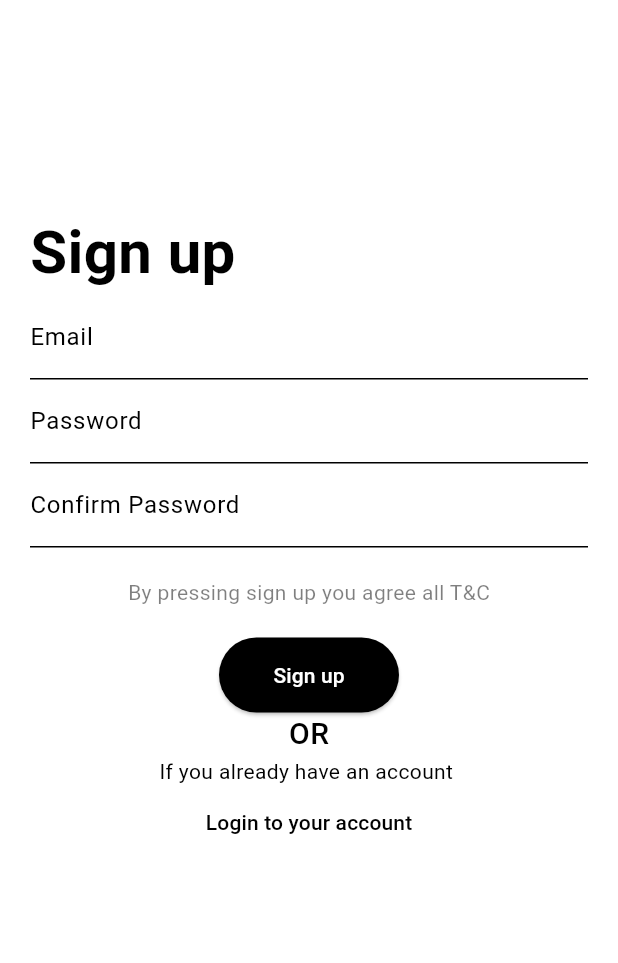
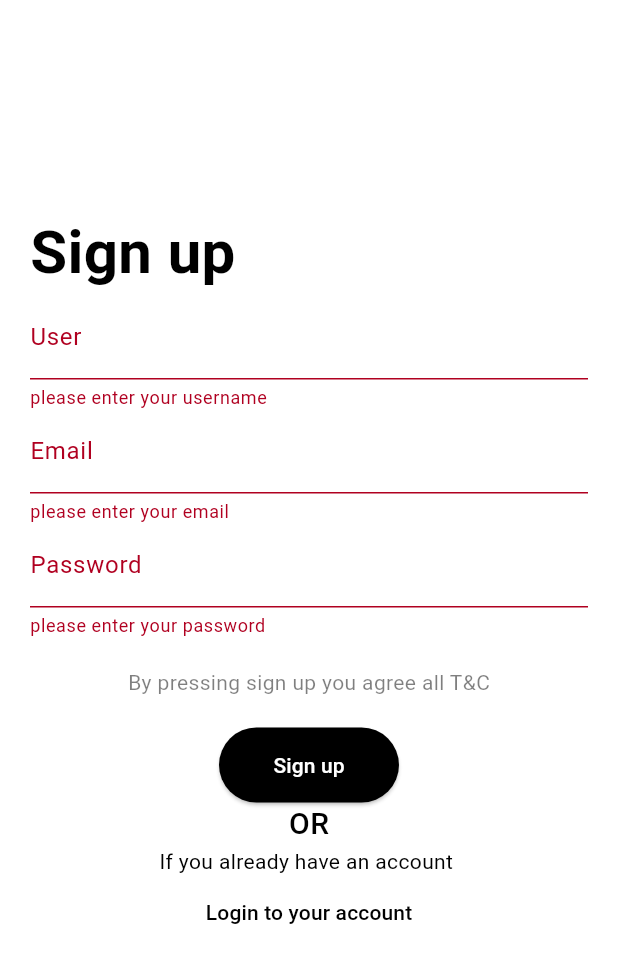
Before and after one commit to aashiqroshan/Beatz_app, a Flutter app: the SignUp screen opened directly, after a tap on "Sign up", on a phone screen of 412 x 824 dp. Shown: the top 963 px of the screen. Run offline on Flutter 3.47's test engine with Material 3 defaults, Android fonts, the phone set to English and light mode, and no system bars; our stand-ins replace audioplayers, firebase_auth, firebase_core; accounts and stored records are empty.

Commit message:
login validation

```diff
--- a/lib/main.dart
+++ b/lib/main.dart
@@ -18,7 +18,7 @@ void main() async {
         create: (context) => PlaylistProvider(),
       )
     ],
-    child: MyApp(),
+    child: const MyApp(),
   ));
 }
 
--- a/lib/user_auth/firebase_authfunction.dart
+++ b/lib/models/firebase_auth_services.dart
@@ -2,27 +2,24 @@ import 'package:firebase_auth/firebase_auth.dart';
 
 class FirebaseAuthService {
   FirebaseAuth _auth = FirebaseAuth.instance;
-
-  Future<User?> signUpWithEmailAndPassword(
-      String email, String password) async {
+  Future<User?> signUpWithEmailPassword(String email, String password) async {
     try {
       UserCredential credential = await _auth.createUserWithEmailAndPassword(
           email: email, password: password);
       return credential.user;
     } catch (e) {
-      print('error occured');
+      print('some error occured');
     }
     return null;
   }
 
-  Future<User?> SigninInwithEmailAndPassword(
-      String email, String password) async {
+  Future<User?> signInWithEmailPassword(String email, String password) async {
     try {
       UserCredential credential = await _auth.signInWithEmailAndPassword(
           email: email, password: password);
       return credential.user;
     } catch (e) {
-      print('error occured');
+      print('some error occured');
     }
     return null;
   }
--- a/lib/pages/signup.dart
+++ b/lib/pages/signup.dart
@@ -1,8 +1,8 @@
+import 'package:beatz_musicplayer/models/firebase_auth_services.dart';
 import 'package:beatz_musicplayer/pages/Homepage.dart';
-import 'package:beatz_musicplayer/user_auth/firebase_authfunction.dart';
+import 'package:beatz_musicplayer/models/firebase_auth_services.dart';
 import 'package:flutter/material.dart';
 import 'package:firebase_auth/firebase_auth.dart';
-import 'package:firebase_core/firebase_core.dart';
 
 class SignUp extends StatefulWidget {
   const SignUp({super.key});
@@ -12,16 +12,17 @@ class SignUp extends StatefulWidget {
 }
 
 class _SignUpState extends State<SignUp> {
-  FirebaseAuthService _auth = FirebaseAuthService();
+  final FirebaseAuthService _auth = FirebaseAuthService();
+  final _formKey = GlobalKey<FormState>();
   TextEditingController emailcontroller = TextEditingController();
   TextEditingController passcontroller = TextEditingController();
-  TextEditingController passagaincontroller = TextEditingController();
+  TextEditingController usercontroller = TextEditingController();
 
   @override
   void dispose() {
     emailcontroller.dispose();
     passcontroller.dispose();
-    passagaincontroller.dispose();
+    usercontroller.dispose();
     super.dispose();
   }
 
@@ -47,19 +48,50 @@ class _SignUpState extends State<SignUp> {
                   Spacer()
                 ],
               ),
-              TextField(
+              Form(
+                  key: _formKey,
+                  child: Column(
+                    children: [
+                      TextFormField(
+                        controller: usercontroller,
+                        decoration: const InputDecoration(labelText: 'User'),
+                        validator: (value) {
+                          if (value == null || value.isEmpty) {
+                            return 'please enter your username';
+                          }
+                          return null;
+                        },
+                      ),
+                      TextFormField(
                         controller: emailcontroller,
                         decoration: const InputDecoration(labelText: 'Email'),
+                        validator: (value) {
+                          if (value == null || value.isEmpty) {
+                            return 'please enter your email';
+                          }
+                          final emailRegex =
+                              RegExp(r'^[\w-\.]+@([\w-]+\.)+[\w-]{2,4}$');
+                          if (!emailRegex.hasMatch(value)) {
+                            return 'please enter a valid email';
+                          }
+                          return null;
+                        },
                       ),
-              TextField(
+                      TextFormField(
                         controller: passcontroller,
-                decoration: const InputDecoration(labelText: 'Password'),
+                        decoration:
+                            const InputDecoration(labelText: 'Password'),
+                        obscureText: true,
+                        validator: (value) {
+                          if (value == null || value.isEmpty) {
+                            return 'please enter your password';
+                          }
+
+                          return null;
+                        },
                       ),
-              TextField(
-                controller: passagaincontroller,
-                decoration:
-                    const InputDecoration(labelText: 'Confirm Password'),
-              ),
+                    ],
+                  )),
               const SizedBox(
                 height: 20,
               ),
@@ -98,19 +130,22 @@ class _SignUpState extends State<SignUp> {
   }
 
   void signUp() async {
+    if (_formKey.currentState!.validate()) {
+      String username = usercontroller.text;
       String email = emailcontroller.text;
       String password = passcontroller.text;
 
-    User? user = await _auth.signUpWithEmailAndPassword(email, password);
+      User? user = await _auth.signUpWithEmailPassword(email, password);
 
       if (user != null) {
         print('user successfully created');
         Navigator.of(context).push(MaterialPageRoute(
-        builder: (context) => HomeScreen(),
+          builder: (context) => const HomeScreen(),
         ));
       } else {
-      print('some error occured');
+        ScaffoldMessenger.of(context).showSnackBar(
+            SnackBar(content: Text('Error creating user. please try again')));
       }
     }
-
   }
+}
```
Also changed, not shown: lib/components/my_drawer.dart (+9 -6 lines), lib/pages/admin_page.dart (added, +36 -0 lines), lib/pages/login.dart (+61 -21 lines). Lines whose indentation alone changed are shown as unchanged.
